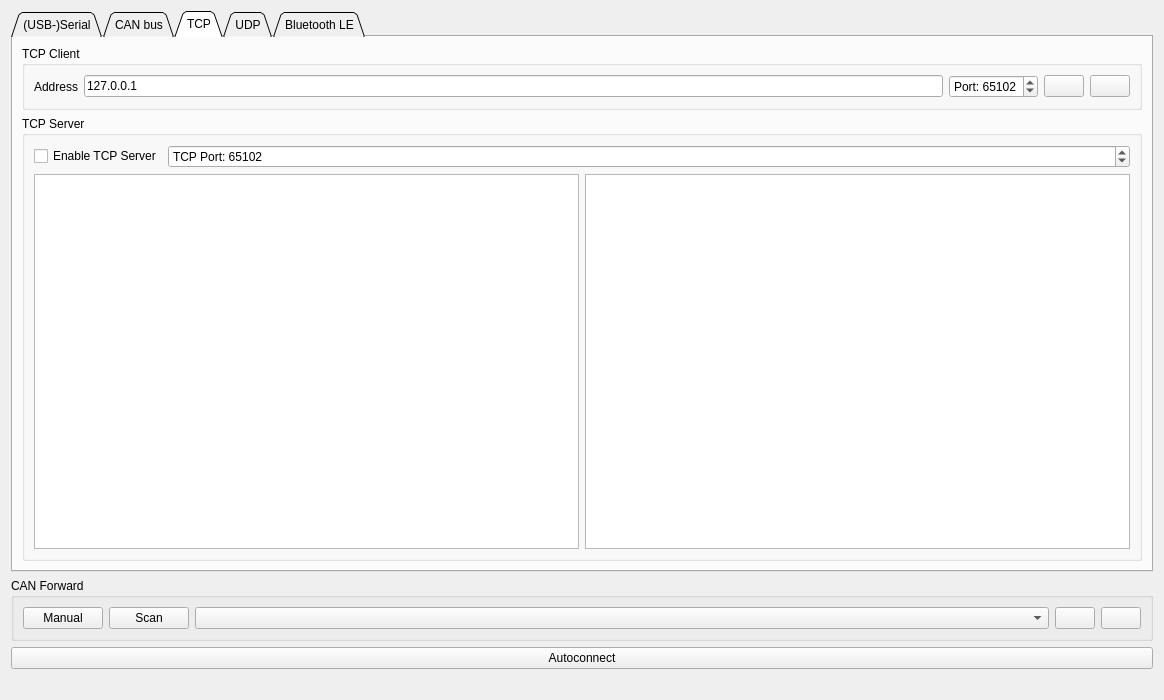
The window that pages/pageconnection.ui (vedderb/vesc_tool) describes before a commit, drawn with Qt 5.
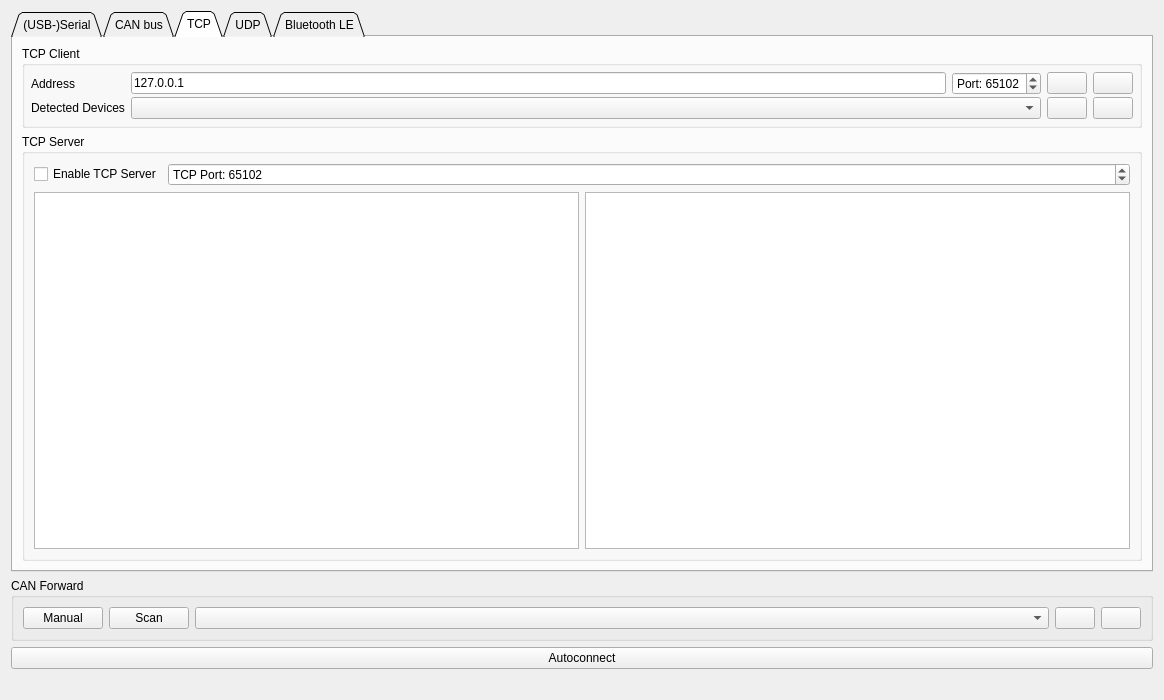
The same window after the commit. The open tabs and pages were chosen to show the change. Icons and pictures are not drawn.

```diff
--- a/pages/pageconnection.ui
+++ b/pages/pageconnection.ui
@@ -310,22 +310,80 @@
          <property name="title">
           <string>TCP Client</string>
          </property>
-         <layout class="QHBoxLayout" name="horizontalLayout_3">
-          <item>
+         <layout class="QGridLayout" name="gridLayout">
+          <property name="leftMargin">
+           <number>6</number>
+          </property>
+          <property name="topMargin">
+           <number>6</number>
+          </property>
+          <property name="rightMargin">
+           <number>6</number>
+          </property>
+          <property name="bottomMargin">
+           <number>6</number>
+          </property>
+          <property name="horizontalSpacing">
+           <number>6</number>
+          </property>
+          <property name="verticalSpacing">
+           <number>2</number>
+          </property>
+          <item row="0" column="3">
+           <widget class="QPushButton" name="tcpDisconnectButton">
+            <property name="sizePolicy">
+             <sizepolicy hsizetype="Fixed" vsizetype="Fixed">
+              <horstretch>0</horstretch>
+              <verstretch>0</verstretch>
+             </sizepolicy>
+            </property>
+            <property name="toolTip">
+             <string>Disconnect</string>
+            </property>
+            <property name="text">
+             <string/>
+            </property>
+            <property name="icon">
+             <iconset resource="../res.qrc">
+              <normaloff>:/res/icons/Disconnected-96.png</normaloff>:/res/icons/Disconnected-96.png</iconset>
+            </property>
+           </widget>
+          </item>
+          <item row="0" column="0">
            <widget class="QLabel" name="label">
             <property name="text">
              <string>Address</string>
             </property>
            </widget>
           </item>
-          <item>
+          <item row="0" column="4">
+           <widget class="QPushButton" name="tcpConnectButton">
+            <property name="sizePolicy">
+             <sizepolicy hsizetype="Fixed" vsizetype="Fixed">
+              <horstretch>0</horstretch>
+              <verstretch>0</verstretch>
+             </sizepolicy>
+            </property>
+            <property name="toolTip">
+             <string>Connect</string>
+            </property>
+            <property name="text">
+             <string/>
+            </property>
+            <property name="icon">
+             <iconset resource="../res.qrc">
+              <normaloff>:/res/icons/Connected-96.png</normaloff>:/res/icons/Connected-96.png</iconset>
+            </property>
+           </widget>
+          </item>
+          <item row="0" column="1">
            <widget class="QLineEdit" name="tcpServerEdit">
             <property name="text">
              <string>127.0.0.1</string>
             </property>
            </widget>
           </item>
-          <item>
+          <item row="0" column="2">
            <widget class="QSpinBox" name="tcpPortBox">
             <property name="prefix">
              <string>Port: </string>
@@ -338,28 +396,15 @@
             </property>
            </widget>
           </item>
-          <item>
-           <widget class="QPushButton" name="tcpDisconnectButton">
-            <property name="sizePolicy">
-             <sizepolicy hsizetype="Fixed" vsizetype="Fixed">
-              <horstretch>0</horstretch>
-              <verstretch>0</verstretch>
-             </sizepolicy>
-            </property>
-            <property name="toolTip">
-             <string>Disconnect</string>
-            </property>
+          <item row="1" column="0">
+           <widget class="QLabel" name="label_8">
             <property name="text">
-             <string/>
-            </property>
-            <property name="icon">
-             <iconset resource="../res.qrc">
-              <normaloff>:/res/icons/Disconnected-96.png</normaloff>:/res/icons/Disconnected-96.png</iconset>
+             <string>Detected Devices</string>
             </property>
            </widget>
           </item>
-          <item>
-           <widget class="QPushButton" name="tcpConnectButton">
+          <item row="1" column="4">
+           <widget class="QPushButton" name="tcpDetectConnectButton">
             <property name="sizePolicy">
              <sizepolicy hsizetype="Fixed" vsizetype="Fixed">
               <horstretch>0</horstretch>
@@ -378,6 +423,26 @@
             </property>
            </widget>
           </item>
+          <item row="1" column="1" colspan="2">
+           <widget class="QComboBox" name="tcpDetectBox"/>
+          </item>
+          <item row="1" column="3">
+           <widget class="QPushButton" name="tcpDetectDisconnectButton">
+            <property name="sizePolicy">
+             <sizepolicy hsizetype="Fixed" vsizetype="Fixed">
+              <horstretch>0</horstretch>
+              <verstretch>0</verstretch>
+             </sizepolicy>
+            </property>
+            <property name="text">
+             <string/>
+            </property>
+            <property name="icon">
+             <iconset resource="../res.qrc">
+              <normaloff>:/res/icons/Disconnected-96.png</normaloff>:/res/icons/Disconnected-96.png</iconset>
+            </property>
+           </widget>
+          </item>
          </layout>
         </widget>
        </item>
```
Left out of the diff: 3 changed lines with no effect on the pictures.
